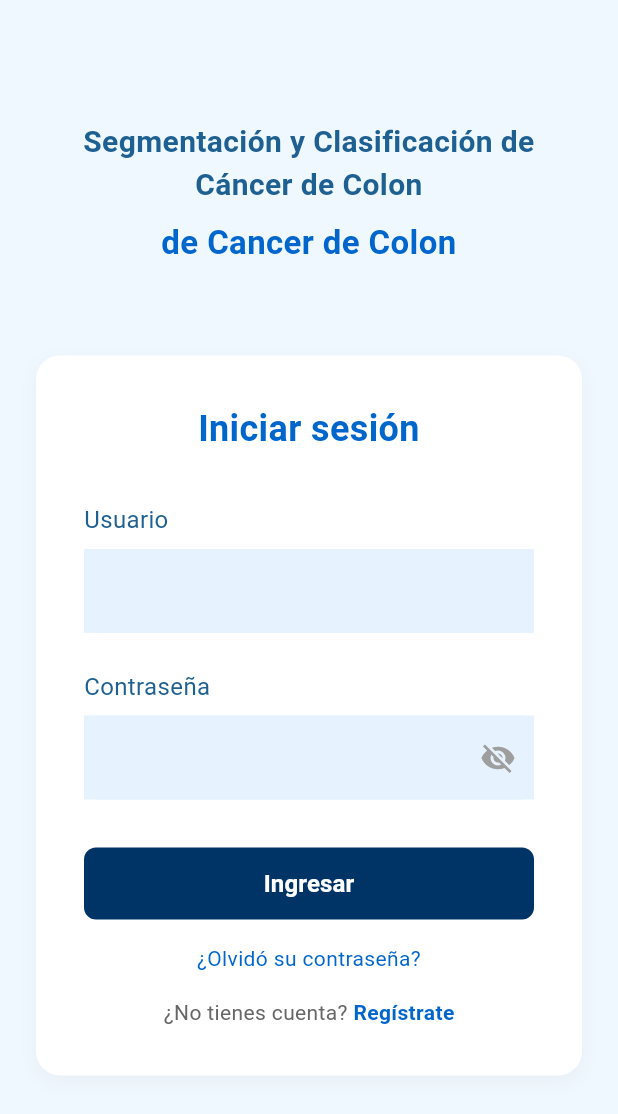
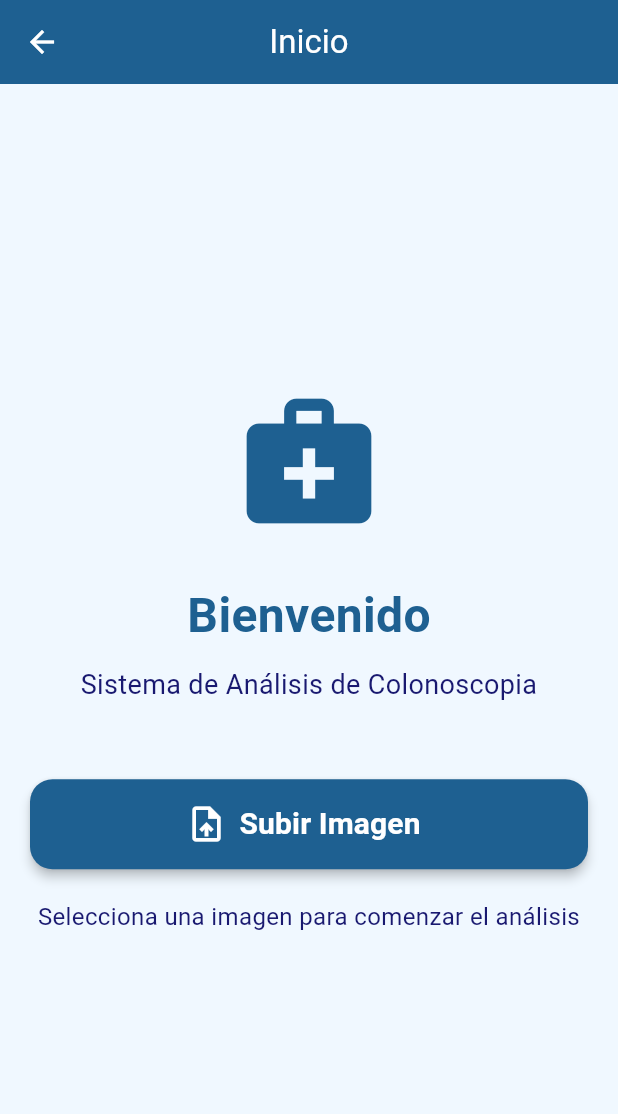
Before and after one commit to SergIOSanchez99/ProyectoTallerMovil, a Flutter app: the screen it shows after launch, on a phone screen of 412 x 824 dp. Shown: the top 1114 px of the screen. Run offline on Flutter 3.47's test engine with Material 3 defaults, Android fonts, the phone set to English and light mode, and no system bars; accounts and stored records are empty; Roboto replaces fonts that are missing (System).

Commit message:
feat: Implementar página inicial con navegación a subida de imágenes
- Crear InitialUploadPage con botón para subir imagen
- Agregar ruta '/initial' en AppRoutes
- Actualizar RouteGenerator para incluir nueva página
- Modificar main.dart para iniciar con página inicial
- Mantener estructura y estilo del código existente
- Flujo: Página inicial -> Subir imagen -> Análisis de colonoscopia

```diff
--- a/assets/data/users.json
+++ b/assets/data/users.json
@@ -2,7 +2,7 @@
   "users": [
     {
       "id": "1",
-      "email": "admin@taller.com",
+      "email": "wilfredo_guia@gmail.com",
       "password": "admin123",
       "name": "Administrador",
       "createdAt": "2024-01-01T00:00:00Z",
@@ -10,8 +10,8 @@
     },
     {
       "id": "2",
-      "email": "usuario@prueba.com",
-      "password": "123456",
+      "email": "sergiosanchez@gmail.com",
+      "password": "prueba",
       "name": "Usuario Prueba",
       "createdAt": "2024-01-02T00:00:00Z",
       "isActive": true
--- a/lib/main.dart
+++ b/lib/main.dart
@@ -52,7 +52,7 @@ class MyApp extends StatelessWidget {
           ),
         ),
       ),
-      initialRoute: AppRoutes.login,
+      initialRoute: AppRoutes.initial,
       onGenerateRoute: RouteGenerator.generateRoute,
     );
   }
--- /dev/null
+++ b/lib/pages/initial_upload_page.dart
@@ -0,0 +1,88 @@
+import 'package:flutter/material.dart';
+import '../routes/app_routes.dart';
+
+class InitialUploadPage extends StatelessWidget {
+  const InitialUploadPage({super.key});
+
+  @override
+  Widget build(BuildContext context) {
+    return Scaffold(
+      backgroundColor: const Color(0xFFF0F8FF), // Fondo azul muy claro
+      appBar: AppBar(
+        title: const Text('Inicio'),
+        backgroundColor: const Color(0xFF1E6091), // Usar el color azul oscuro de tu app
+        foregroundColor: Colors.white,
+        elevation: 0,
+      ),
+      body: SafeArea(
+        child: Center(
+          child: Padding(
+            padding: const EdgeInsets.all(20.0),
+            child: Column(
+              mainAxisAlignment: MainAxisAlignment.center,
+              children: [
+                // Icono de bienvenida
+                const Icon(
+                  Icons.medical_services,
+                  size: 100,
+                  color: Color(0xFF1E6091),
+                ),
+                const SizedBox(height: 30),
+                const Text(
+                  'Bienvenido',
+                  style: TextStyle(
+                    fontSize: 32,
+                    fontWeight: FontWeight.bold,
+                    color: Color(0xFF1E6091),
+                  ),
+                ),
+                const SizedBox(height: 10),
+                const Text(
+                  'Sistema de Análisis de Colonoscopia',
+                  style: TextStyle(
+                    fontSize: 18,
+                    color: Color(0xFF191970),
+                  ),
+                  textAlign: TextAlign.center,
+                ),
+                const SizedBox(height: 50),
+                // Botón principal para subir imagen
+                SizedBox(
+                  width: double.infinity,
+                  height: 60,
+                  child: ElevatedButton.icon(
+                    onPressed: () {
+                      Navigator.pushNamed(context, AppRoutes.uploadImage);
+                    },
+                    icon: const Icon(Icons.upload_file, color: Colors.white, size: 28),
+                    label: const Text(
+                      'Subir Imagen',
+                      style: TextStyle(fontSize: 20, fontWeight: FontWeight.w600, color: Colors.white),
+                    ),
+                    style: ElevatedButton.styleFrom(
+                      backgroundColor: const Color(0xFF1E6091), // Color azul oscuro
+                      shape: RoundedRectangleBorder(
+                        borderRadius: BorderRadius.circular(15),
+                      ),
+                      elevation: 3,
+                    ),
+                  ),
+                ),
+                const SizedBox(height: 20),
+                // Texto informativo
+                const Text(
+                  'Selecciona una imagen para comenzar el análisis',
+                  style: TextStyle(
+                    fontSize: 16,
+                    color: Color(0xFF191970),
+                  ),
+                  textAlign: TextAlign.center,
+                ),
+              ],
+            ),
+          ),
+        ),
+      ),
+    );
+  }
+}
--- a/lib/routes/app_routes.dart
+++ b/lib/routes/app_routes.dart
@@ -1,6 +1,7 @@
 class AppRoutes {
   // Rutas principales
   static const String splash = '/';
+  static const String initial = '/initial';
   static const String login = '/login';
   static const String home = '/home';
   static const String search = '/search';
@@ -21,6 +22,7 @@ class AppRoutes {
   // Lista de todas las rutas
   static const List<String> allRoutes = [
     splash,
+    initial,
     login,
     register,
     home,
--- a/lib/routes/route_generator.dart
+++ b/lib/routes/route_generator.dart
@@ -1,4 +1,5 @@
 import 'package:flutter/material.dart';
+import '../pages/initial_upload_page.dart';
 import '../pages/login_page.dart';
 import '../pages/register_page.dart';
 import '../pages/home_page.dart';
@@ -15,6 +16,12 @@ import 'app_routes.dart';
 class RouteGenerator {
   static Route<dynamic> generateRoute(RouteSettings settings) {
     switch (settings.name) {
+      case AppRoutes.initial:
+        return MaterialPageRoute(
+          builder: (_) => const InitialUploadPage(),
+          settings: settings,
+        );
+
       case AppRoutes.login:
         return MaterialPageRoute(
           builder: (_) => const LoginPage(),
```
